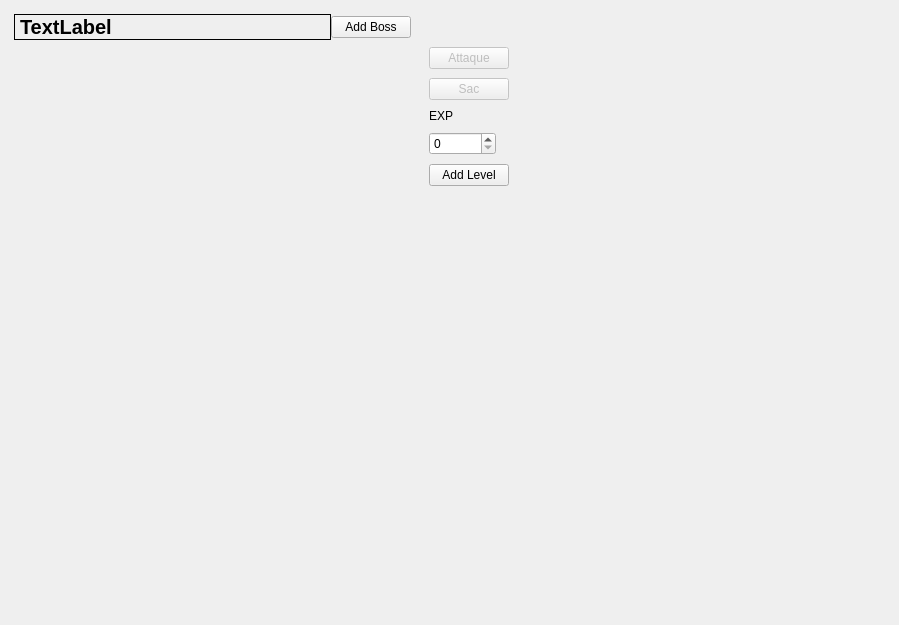
The window that app/view/forms/gamedisplay.ui (r0nd0ud0u/qt-rpg) describes before a commit, drawn with Qt 5.
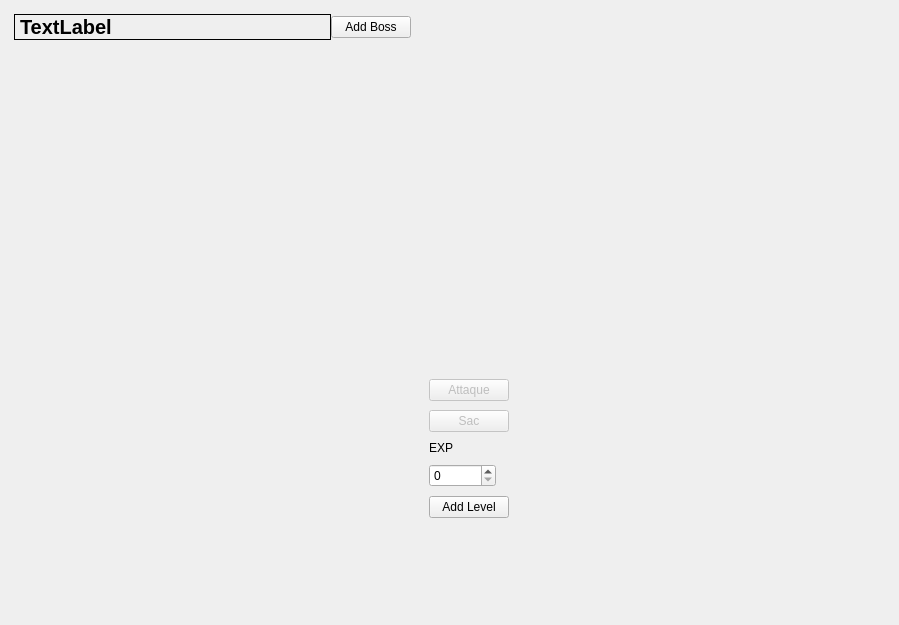
The same window after the commit. Custom widgets are drawn as their Qt base class.

Diff of the .ui file:
```diff
--- a/app/view/forms/gamedisplay.ui
+++ b/app/view/forms/gamedisplay.ui
@@ -159,6 +159,18 @@
            <verstretch>0</verstretch>
           </sizepolicy>
          </property>
+         <property name="minimumSize">
+          <size>
+           <width>200</width>
+           <height>350</height>
+          </size>
+         </property>
+         <property name="maximumSize">
+          <size>
+           <width>200</width>
+           <height>350</height>
+          </size>
+         </property>
          <layout class="QVBoxLayout" name="image_character_lay"/>
         </widget>
        </item>
@@ -238,11 +250,31 @@
        </item>
        <item>
         <widget class="QStackedWidget" name="stackedWidget">
+         <property name="sizePolicy">
+          <sizepolicy hsizetype="Preferred" vsizetype="MinimumExpanding">
+           <horstretch>0</horstretch>
+           <verstretch>0</verstretch>
+          </sizepolicy>
+         </property>
          <property name="currentIndex">
           <number>0</number>
          </property>
-         <widget class="ActionsView" name="attak_page"/>
-         <widget class="QWidget" name="default_page"/>
+         <widget class="ActionsView" name="attak_page">
+          <property name="sizePolicy">
+           <sizepolicy hsizetype="Preferred" vsizetype="MinimumExpanding">
+            <horstretch>0</horstretch>
+            <verstretch>0</verstretch>
+           </sizepolicy>
+          </property>
+         </widget>
+         <widget class="QWidget" name="default_page">
+          <property name="sizePolicy">
+           <sizepolicy hsizetype="Preferred" vsizetype="MinimumExpanding">
+            <horstretch>0</horstretch>
+            <verstretch>0</verstretch>
+           </sizepolicy>
+          </property>
+         </widget>
          <widget class="QWidget" name="inventory_page">
           <layout class="QHBoxLayout" name="horizontalLayout_5">
            <item>
```
Left out of the diff: 6 changed lines with no effect on the pictures.
